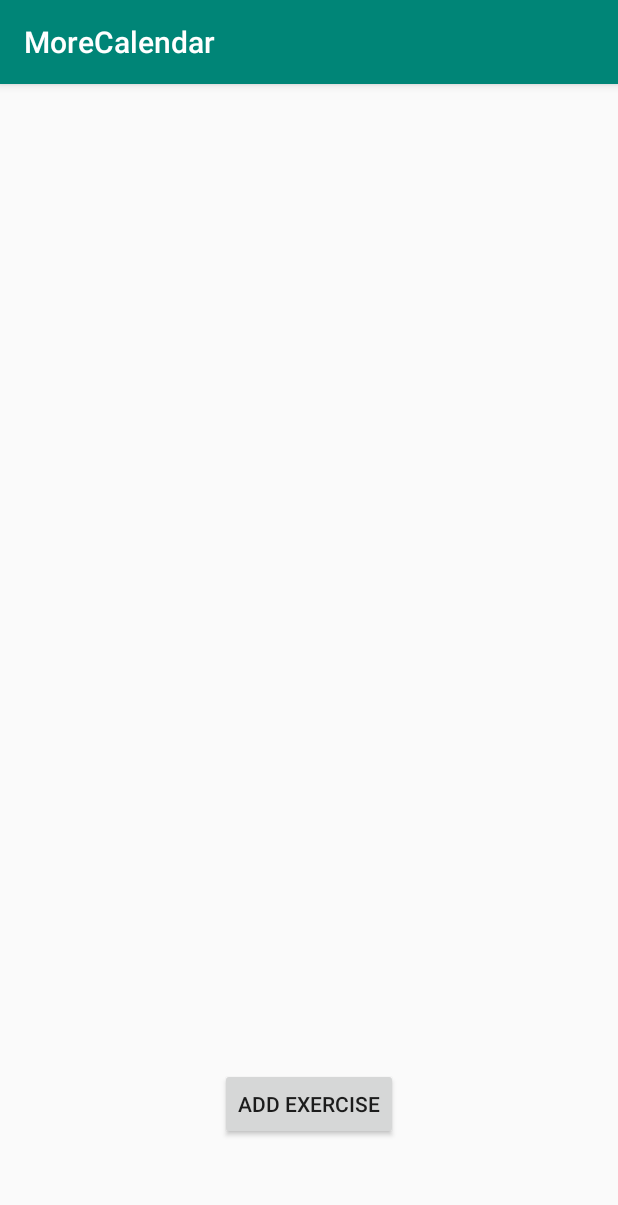
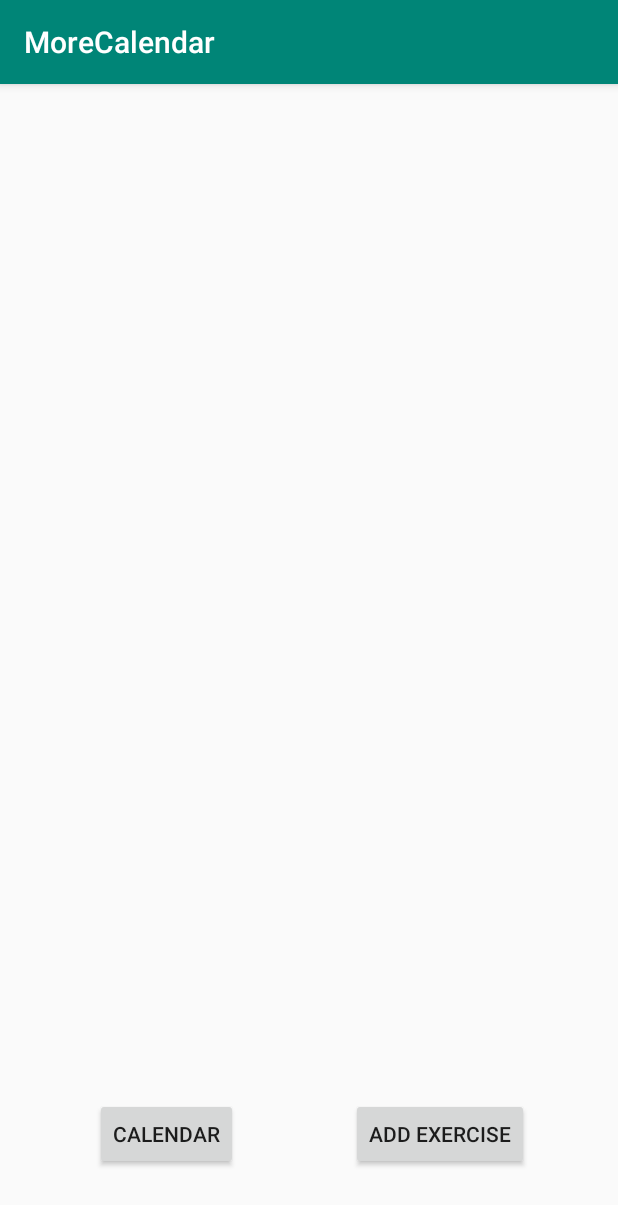
Before and after one commit to Foulgaze/My-app, an Android app: the add_workout screen opened directly, with no data from a screen before it, after a tap on "SAVE", on a phone screen of 412 x 824 dp. Shown: the top 1205 px of the screen. Run offline under Robolectric (Android 15) with nearby library versions, the phone set to English and light mode, and no system bars; 2 statements that could not run were skipped.

Commit message:
hello world

```diff
--- a/app/src/main/AndroidManifest.xml
+++ b/app/src/main/AndroidManifest.xml
@@ -9,7 +9,8 @@
         android:roundIcon="@mipmap/ic_launcher_round"
         android:supportsRtl="true"
         android:theme="@style/AppTheme">
-        <activity android:name=".add_workout"></activity>
+        <activity android:name=".editWorkout"></activity>
+        <activity android:name=".add_workout" />
         <activity android:name=".specific_date" />
         <activity android:name=".MainActivity">
             <intent-filter>
--- a/app/src/main/java/com/example/morecalendar/Databasehelper.java
+++ b/app/src/main/java/com/example/morecalendar/Databasehelper.java
@@ -51,4 +51,8 @@ public class Databasehelper extends SQLiteOpenHelper {
         Cursor data = db.rawQuery("SELECT * FROM " + TABLE_NAME,null);
         return data;
     }
+    public void delete(String s){
+        SQLiteDatabase db = this.getWritableDatabase();
+        db.delete(s, null, null);
+    }
 }
--- a/app/src/main/java/com/example/morecalendar/add_workout.java
+++ b/app/src/main/java/com/example/morecalendar/add_workout.java
@@ -30,8 +30,15 @@ public class add_workout extends AppCompatActivity {
         saveBtn.setOnClickListener(new View.OnClickListener() {
             @Override
             public void onClick(View v) {
-                AddData(workoutName.getText().toString(), Double.parseDouble(weightView.getText().toString()),Double.parseDouble(repView.getText().toString()), theDate );
+                String actualName;
+                if(workoutName.getText().toString().equals("")){
+                    actualName = "Workout";
+                }else{
+                    actualName = workoutName.getText().toString();
+                }
+                AddData(actualName, Double.parseDouble(weightView.getText().toString()),Double.parseDouble(repView.getText().toString()), theDate );
                 Intent savePage = new Intent(add_workout.this, specific_date.class);
+                savePage.putExtra("THE_DATE", theDate);
                 startActivity(savePage);
             }
         });
--- a/app/src/main/java/com/example/morecalendar/specific_date.java
+++ b/app/src/main/java/com/example/morecalendar/specific_date.java
@@ -33,16 +33,19 @@ public class specific_date extends AppCompatActivity {
         Databasehelper myDB = new Databasehelper(this);
         ListView listView = (ListView) findViewById(R.id.listView);
         Cursor data = myDB.getListContents();
+        Button backBtn = (Button) findViewById(R.id.backBtn);
         ArrayList<String> nameList = new ArrayList<String>();
-
+        System.out.println(data.getCount());
         if(data.getCount() == 0){
             Toast.makeText(specific_date.this, "The database was empty", Toast.LENGTH_LONG).show();
         } else{
-            while(data.moveToNext()){
+            data.moveToFirst();
+            while(!data.isAfterLast()){
                 String date = data.getString(4);
                 if(date.equals(theDate)){
-                    nameList.add(data.getString(1));
+                    nameList.add(data.getString(1) + "\t\tWeight: " + data.getDouble(2) + "\t\tReps: " + data.getDouble(3));
                 }
+                data.moveToNext();
             }
             ListAdapter listAdapter = new ArrayAdapter<>(this,android.R.layout.simple_list_item_1, nameList);
             listView.setAdapter(listAdapter);
@@ -57,5 +60,18 @@ public class specific_date extends AppCompatActivity {
                 startActivity(workoutPage);
             }
         });
+        backBtn.setOnClickListener(new View.OnClickListener() {
+            @Override
+            public void onClick(View v) {
+                Intent goBack = new Intent(specific_date.this, MainActivity.class);
+                startActivity(goBack);
+            }
+        });
+        listView.setOnClickListener(new View.OnClickListener() {
+            @Override
+            public void onClick(View v) {
+                Intent changeData = new Intent(specific_date.this, editWorkout.class);
+            }
+        });
     }
 }
--- a/app/src/main/res/layout/activity_specific_date.xml
+++ b/app/src/main/res/layout/activity_specific_date.xml
@@ -22,19 +22,20 @@
     <Button
         android:id="@+id/addExercize"
         android:layout_width="wrap_content"
-        android:layout_height="wrap_content"
+        android:layout_height="0dp"
         android:layout_marginStart="8dp"
         android:layout_marginEnd="8dp"
-        android:layout_marginBottom="64dp"
+        android:layout_marginBottom="44dp"
         android:text="Add Exercise"
         app:layout_constraintBottom_toBottomOf="parent"
         app:layout_constraintEnd_toEndOf="parent"
+        app:layout_constraintHorizontal_bias="0.815"
         app:layout_constraintStart_toStartOf="parent" />
 
     <ListView
         android:id="@+id/listView"
-        android:layout_width="395dp"
-        android:layout_height="486dp"
+        android:layout_width="0dp"
+        android:layout_height="0dp"
         android:layout_marginStart="8dp"
         android:layout_marginTop="8dp"
         android:layout_marginEnd="8dp"
@@ -44,4 +45,16 @@
         app:layout_constraintStart_toStartOf="parent"
         app:layout_constraintTop_toBottomOf="@+id/chosenDate" />
 
+    <Button
+        android:id="@+id/backBtn"
+        android:layout_width="wrap_content"
+        android:layout_height="0dp"
+        android:layout_marginStart="8dp"
+        android:layout_marginEnd="8dp"
+        android:text="Calendar"
+        app:layout_constraintBaseline_toBaselineOf="@+id/addExercize"
+        app:layout_constraintEnd_toStartOf="@+id/addExercize"
+        app:layout_constraintHorizontal_bias="0.453"
+        app:layout_constraintStart_toStartOf="parent" />
+
 </android.support.constraint.ConstraintLayout>
```
